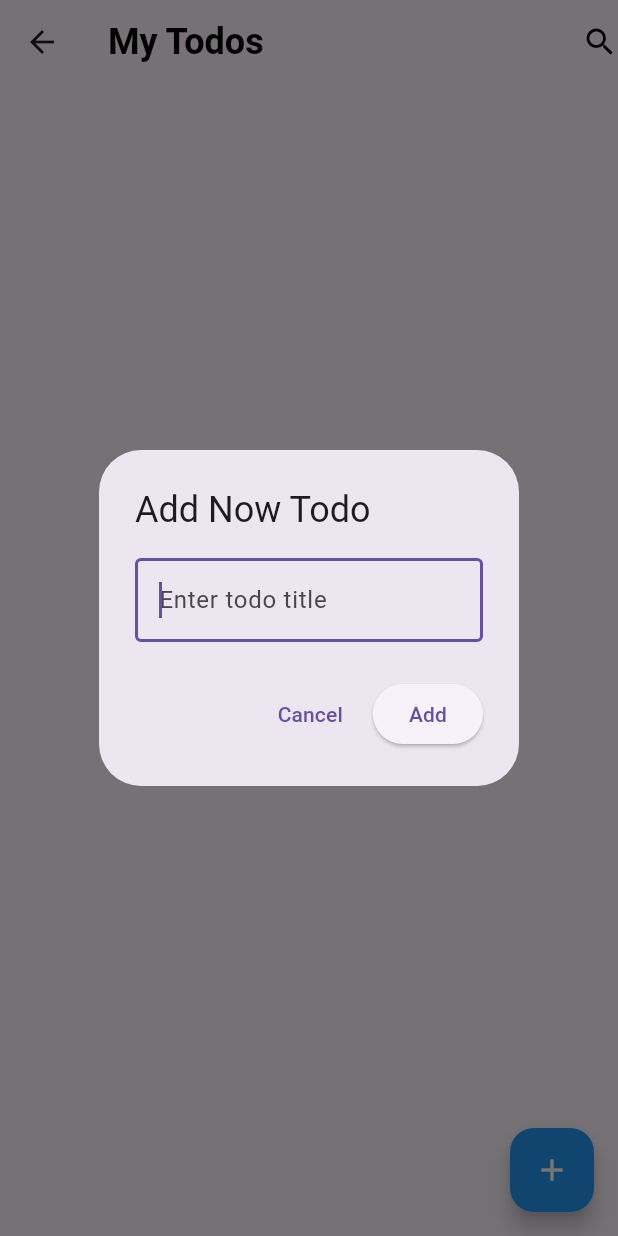
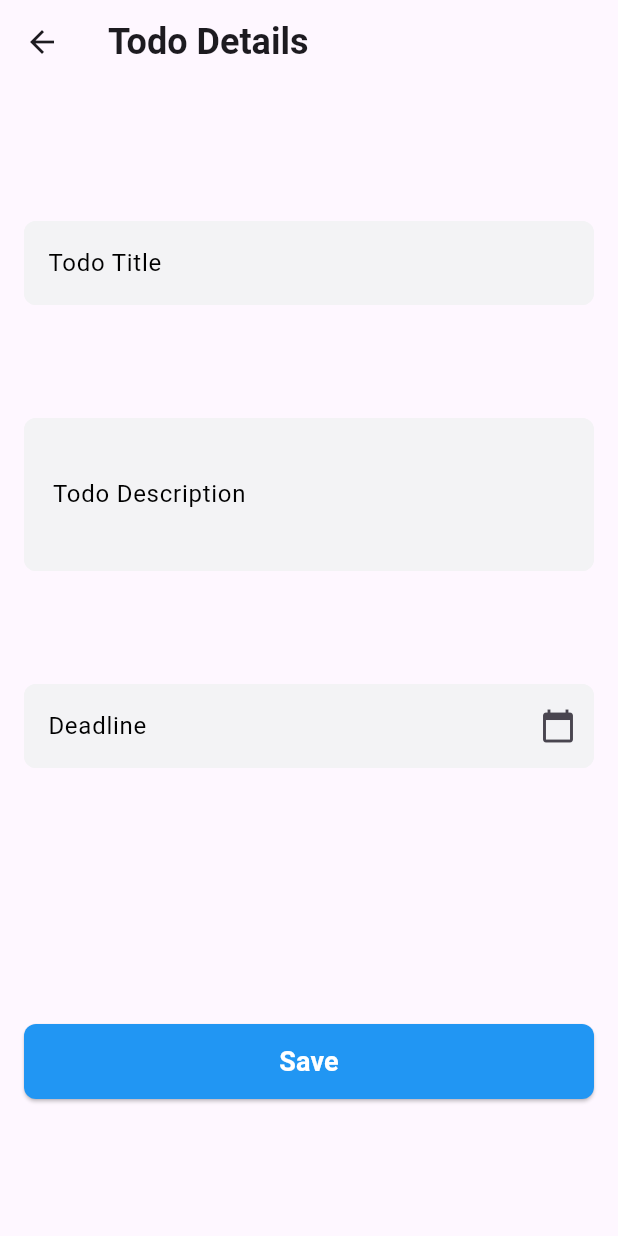
Before and after one commit to AhmedAbdelaal345/todo_app_debi_2, a Flutter app: the TodoPage screen opened by its route, after a tap on the "add" icon, on a phone screen of 412 x 824 dp. Run offline on Flutter 3.47's test engine with Material 3 defaults, Android fonts, the phone set to English and light mode, and no system bars; our stand-ins replace flutter_bloc, fluttertoast, shared_preferences; missing offline and left inert: dart:ffi; accounts and stored records are empty.

Commit message:
here we go again

```diff
--- a/lib/cubit/todo_cubit.dart
+++ b/lib/cubit/todo_cubit.dart
@@ -11,47 +11,123 @@ import 'package:todo_app_debi/utils/constants.dart';
 class TodoCubit extends Cubit<TodoState> {
   TodoCubit() : super(IntitialState());
   List<TodoModel> todos = [];
-  String ?_email;
+  String? _email;
+  String? _desc;
+  String? _deadLine;
+
+  // Fixed setters
   set email(TextEditingController emailController) {
     _email = emailController.text;
   }
 
-  get email => _email;
-  Future<void> addTodo(String title) async {
+  set desc(TextEditingController descController) {
+    _desc = descController.text;  // ✅ Fixed: was setting _email
+  }
+
+  set deadLine(TextEditingController deadLineController) {
+    _deadLine = deadLineController.text;  // ✅ Fixed: was setting _email
+  }
+
+  // Getters
+  String? get email => _email;
+  String? get desc => _desc;
+  String? get deadLine => _deadLine;
+
+  // Better approach: Accept parameters directly
+  Future<void> addTodo(String title, {String? description, String? deadline}) async {
+    print("DEBUG: addTodo called with title: $title"); // Debug
+
+    try {
       SharedPreferences per = await SharedPreferences.getInstance();
       final random = Random().nextInt(100000);
-    todos.add(TodoModel(id: random, title: title, email: email));
-    final list = todos.map((element) {
-      return jsonEncode(element.toJson());
-    }).toList();
-    per.setStringList(Constants.perKey, list);
+
+      final newTodo = TodoModel(
+        id: random,
+        title: title,
+        email: _email ?? '',
+        desc: description ?? _desc ?? '',
+        deadLine: deadline ?? _deadLine ?? ''
+      );
+
+      todos.add(newTodo);
+      print("DEBUG: Todo added to list. Total todos: ${todos.length}"); // Debug
+
+      final list = todos.map((element) => jsonEncode(element.toJson())).toList();
+      await per.setStringList(Constants.perKey, list);
+      print("DEBUG: Saved to SharedPreferences"); // Debug
+
       emit(LoadedState(todos: todos));
+    } catch (e) {
+      print("DEBUG: Error in addTodo: $e"); // Debug
+      emit(ErrorState(message: "Failed to add todo: $e"));
+    }
   }
 
   Future<void> deleteTodo(int id) async {
+    print("DEBUG: deleteTodo called with id: $id"); // Debug
+
+    try {
       todos.removeWhere((element) => element.id == id);
+
       final prefs = await SharedPreferences.getInstance();
-    prefs.remove(id.toString());
+      // ✅ Fixed: Save updated list instead of removing wrong key
+      final list = todos.map((element) => jsonEncode(element.toJson())).toList();
+      await prefs.setStringList(Constants.perKey, list);
+
+      print("DEBUG: Todo deleted. Remaining todos: ${todos.length}"); // Debug
 
       if (todos.isEmpty) {
         emit(IntitialState());
       } else {
         emit(LoadedState(todos: todos));
       }
+
+      // Emit specific delete success state
+      emit(TodoDeletedSuccessfully());
+    } catch (e) {
+      print("DEBUG: Error in deleteTodo: $e"); // Debug
+      emit(ErrorState(message: "Failed to delete todo: $e"));
+    }
   }
 
-  void loadTodos() async {
+  Future<void> loadTodos() async {
+    print("DEBUG: loadTodos called"); // Debug
+
+    try {
+      emit(LoadingTodos()); // Show loading state
+
       final prefs = await SharedPreferences.getInstance();
       final stringList = prefs.getStringList(Constants.perKey) ?? [];
+      print("DEBUG: Loaded from SharedPreferences: ${stringList.length} items"); // Debug
+
       todos = stringList.map((element) {
         final map = jsonDecode(element);
         return TodoModel.fromJson(map);
       }).toList();
+
+      print("DEBUG: Parsed todos count: ${todos.length}"); // Debug
 
       if (todos.isEmpty) {
         emit(IntitialState());
       } else {
         emit(LoadedState(todos: todos));
       }
+    } catch (e) {
+      print("DEBUG: Error in loadTodos: $e"); // Debug
+      emit(ErrorState(message: "Failed to load todos: $e"));
     }
   }
+
+  // Clear all data (useful for logout)
+  Future<void> clearTodos() async {
+    final prefs = await SharedPreferences.getInstance();
+    await prefs.remove(Constants.perKey);
+    todos.clear();
+    emit(IntitialState());
+  }
+
+  // Set user email (call this after login)
+  void setUserEmail(String email) {
+    _email = email;
+  }
+}
--- a/lib/cubit/todo_state.dart
+++ b/lib/cubit/todo_state.dart
@@ -9,6 +9,11 @@ class LoadedState extends TodoState {
   LoadedState({required this.todos});
 }
 
+class ErrorState extends TodoState {
+  String message;
+  ErrorState({required this.message});
+}
+
 class TodoDeletedSuccessfully extends TodoState {}
 
 class LoadingTodos extends TodoState {}
--- a/lib/main.dart
+++ b/lib/main.dart
@@ -1,6 +1,7 @@
 import 'package:flutter/material.dart';
 import 'package:flutter_bloc/flutter_bloc.dart';
 import 'package:todo_app_debi/cubit/todo_cubit.dart';
+import 'package:todo_app_debi/pages/details_page.dart';
 import 'package:todo_app_debi/pages/login_page.dart';
 import 'package:todo_app_debi/pages/todo_page.dart';
 import 'package:todo_app_debi/pages/wrapper_page.dart';
@@ -22,6 +23,7 @@
         routes: {
           TodoPage.id: (context) => const TodoPage(),
           WrapperPage.id: (context) => const WrapperPage(),
+          DetailsPage.id: (context) => const DetailsPage(),
         },
       ),
     );
--- a/lib/model/todo_model.dart
+++ b/lib/model/todo_model.dart
@@ -1,15 +1,36 @@
 import 'dart:ffi';
 
 class TodoModel {
-  String email;
+  final String email;
   final String title;
+  final String deadLine;
+  final String desc;
   final int id;
-  TodoModel({required this.title, required this.id,required this.email});
+
+  TodoModel({
+    required this.title,
+    required this.id,
+    required this.email,
+    required this.desc,
+    required this.deadLine,
+  });
   factory TodoModel.fromJson(Map<String, dynamic> json) {
-    return TodoModel(id: json['id'], title: json['title'],email:json["email"]);
+    return TodoModel(
+      id: json['id'],
+      title: json['title'],
+      email: json["email"],
+      deadLine: json["createdAt"],
+      desc: json["desc"],
+    );
   }
 
   Map<String, dynamic> toJson() {
-    return {'id': id, 'title': title,"email":email};
+    return {
+      'id': id,
+      'title': title,
+      "email": email,
+      "createdAt": deadLine,
+      "desc": desc,
+    };
   }
 }
--- /dev/null
+++ b/lib/pages/details_page.dart
@@ -0,0 +1,153 @@
+import 'package:flutter/material.dart';
+import 'package:flutter_bloc/flutter_bloc.dart';
+import 'package:todo_app_debi/cubit/todo_cubit.dart';
+import 'package:todo_app_debi/utils/text_filed_widget.dart';
+
+class DetailsPage extends StatefulWidget {
+  const DetailsPage({super.key});
+  static String id = "/details_page";
+
+  @override
+  State<DetailsPage> createState() => _DetailsPageState();
+}
+
+class _DetailsPageState extends State<DetailsPage> {
+  // Move controllers to StatefulWidget to prevent recreation
+  final TextEditingController title = TextEditingController();
+  final TextEditingController desc = TextEditingController();
+  final TextEditingController deadLine = TextEditingController();
+  final GlobalKey<FormState> _formKey = GlobalKey<FormState>();
+
+  @override
+  void dispose() {
+    // Clean up controllers when widget is disposed
+    title.dispose();
+    desc.dispose();
+    deadLine.dispose();
+    super.dispose();
+  }
+
+  Future<void> _selectDate() async {
+    DateTime? pickedDate = await showDatePicker(
+      context: context,
+      initialDate: DateTime.now(),
+      firstDate: DateTime.now(),
+      lastDate: DateTime.now().add(const Duration(days: 365)),
+    );
+
+    if (pickedDate != null) {
+      setState(() {
+        deadLine.text = "${pickedDate.day}/${pickedDate.month}/${pickedDate.year}";
+      });
+    }
+  }
+
+  void _saveTodo() {
+    if (_formKey.currentState!.validate()) {
+      print("DEBUG: Save button pressed with title: ${title.text.trim()}"); // Debug print
+
+      // Create a todo with title only for now
+      context.read<TodoCubit>().addTodo(title.text.trim());
+
+      // Show success message
+      ScaffoldMessenger.of(context).showSnackBar(
+        const SnackBar(
+          content: Text('Todo saved successfully!'),
+          backgroundColor: Colors.green,
+        ),
+      );
+
+      // Navigate back
+      Navigator.pop(context);
+    } else {
+      print("DEBUG: Form validation failed"); // Debug print
+    }
+  }
+
+  @override
+  Widget build(BuildContext context) {
+    return Scaffold(
+      appBar: AppBar(
+        title: const Text(
+          "Todo Details",
+          style: TextStyle(fontSize: 24, fontWeight: FontWeight.bold),
+        ),
+        leading: IconButton(
+          onPressed: () => Navigator.pop(context),
+          icon: const Icon(Icons.arrow_back),
+        ),
+      ),
+      body: Form(
+        key: _formKey,
+        child: Padding(
+          padding: const EdgeInsets.all(16.0),
+          child: Column(
+            mainAxisAlignment: MainAxisAlignment.spaceEvenly,
+            children: [
+              TextFiledWidget(
+                controller: title,
+                hintText: "Enter your Todo Title",
+                labelText: "Todo Title",
+                validator: (value) {
+                  if (value == null || value.trim().isEmpty) {
+                    return 'Please enter a title';
+                  }
+                  return null;
+                },
+              ),
+              TextFiledWidget(
+                controller: desc,
+                hintText: "Enter your Todo description",
+                labelText: "Todo Description",
+                contentPadding: const EdgeInsets.all(15),
+                maxLines: 3,
+                validator: (value) {
+                  if (value == null || value.trim().isEmpty) {
+                    return 'Please enter a description';
+                  }
+                  return null;
+                },
+              ),
+              TextFiledWidget(
+                controller: deadLine,
+                hintText: "Select deadline",
+                labelText: "Deadline",
+                readOnly: true,
+                onTap: _selectDate,
+                suffixIcon: const Icon(Icons.calendar_today),
+                validator: (value) {
+                  if (value == null || value.trim().isEmpty) {
+                    return 'Please select a deadline';
+                  }
+                  return null;
+                },
+              ),
+              const SizedBox(height: 20),
+              SizedBox(
+                width: double.infinity,
+                height: 50,
+                child: ElevatedButton(
+                  style: ElevatedButton.styleFrom(
+                    backgroundColor: Colors.blue,
+                    foregroundColor: Colors.white,
+                    shape: RoundedRectangleBorder(
+                      borderRadius: BorderRadius.circular(8),
+                    ),
+                  ),
+                  onPressed: _saveTodo,
+                  child: const Text(
+                    "Save",
+                    style: TextStyle(
+                      fontSize: 18,
+                      fontWeight: FontWeight.w700,
+                    ),
+                  ),
+                ),
+              ),
+            ],
+          ),
+        ),
+      ),
+    );
+  }
+}
--- a/lib/pages/todo_page.dart
+++ b/lib/pages/todo_page.dart
@@ -3,6 +3,7 @@ import 'package:flutter_bloc/flutter_bloc.dart';
 import 'package:fluttertoast/fluttertoast.dart';
 import 'package:todo_app_debi/cubit/todo_cubit.dart';
 import 'package:todo_app_debi/cubit/todo_state.dart';
+import 'package:todo_app_debi/pages/details_page.dart';
 
 class TodoPage extends StatefulWidget {
   const TodoPage({super.key});
@@ -14,8 +15,15 @@ class TodoPage extends StatefulWidget {
 
 class _TodoPageState extends State<TodoPage> {
   Map<int, bool> _todoCheckedState = {};
-  TextEditingController text = TextEditingController();
-  void _showDeleteConfirmation(String todoTitle, VoidCallback onpressed) {
+
+  @override
+  void initState() {
+    super.initState();
+    // CRITICAL: Load todos when page starts
+    context.read<TodoCubit>().loadTodos();
+  }
+
+  void _showDeleteConfirmation(String todoTitle, VoidCallback onPressed) {
     showDialog(
       context: context,
       builder: (context) => AlertDialog(
@@ -27,8 +35,7 @@ class _TodoPageState extends State<TodoPage> {
             child: const Text('Cancel'),
           ),
           ElevatedButton(
-            onPressed: onpressed,
-
+            onPressed: onPressed,
             style: ElevatedButton.styleFrom(
               backgroundColor: Colors.red,
               foregroundColor: Colors.white,
@@ -40,57 +47,22 @@ class _TodoPageState extends State<TodoPage> {
     );
   }
 
-  void _showDialog() {
-    showDialog(
-      context: context,
-      builder: (context) {
-        return AlertDialog(
-          title: const Text("Add Now Todo"),
-          content: TextField(
-            controller: text,
-            decoration: const InputDecoration(
-              hintText: 'Enter todo title',
-              border: OutlineInputBorder(),
-            ),
-            autofocus: true,
-          ),
-          actions: [
-            TextButton(
-              onPressed: () {
-                Navigator.of(context).pop();
-                text.clear();
-              },
-              child: const Text('Cancel'),
-            ),
-            ElevatedButton(
-              onPressed: () {
-                if (text.text.trim().isNotEmpty) {
-                  context.read<TodoCubit>().addTodo(text.text.trim());
-                  Navigator.of(context).pop();
-                  text.clear();
-                }
-              },
-              child: const Text('Add'),
-            ),
-          ],
-        );
-      },
-    );
-  }
-
   @override
   Widget build(BuildContext context) {
     return BlocConsumer<TodoCubit, TodoState>(
       builder: (context, state) {
         final todos = context.read<TodoCubit>().todos;
+
+        // Update checkbox states for new/removed todos
         for (final todo in todos) {
           if (!_todoCheckedState.containsKey(todo.id)) {
             _todoCheckedState[todo.id] = false;
           }
-          _todoCheckedState.removeWhere(
-            (todoId, _) => !todos.any((todo) => todo.id == todoId),
-          );
         }
+        _todoCheckedState.removeWhere(
+          (todoId, _) => !todos.any((todo) => todo.id == todoId),
+        );
+
         return Scaffold(
           appBar: AppBar(
             title: const Text(
@@ -101,68 +73,18 @@ class _TodoPageState extends State<TodoPage> {
                 fontWeight: FontWeight.bold,
               ),
             ),
-            actions: const [Icon(Icons.search, color: Colors.black)],
+            actions: const [
+              Icon(Icons.search, color: Colors.black),
+              SizedBox(width: 16),
+            ],
           ),
-          body: state is LoadedState
-              ? Column(
-                  children: [
-                    Expanded(
-                      child: ListView.builder(
-                        itemCount: todos.length,
-                        itemBuilder: (context, index) {
-                          final todo = todos[index];
-                          final isChecked = _todoCheckedState[todo.id] ?? false;
-
-                          return ListTile(
-                            title: Text(
-                              todo.title,
-                              style: TextStyle(
-                                color: isChecked ? Colors.red : Colors.black,
-                                decoration: isChecked
-                                    ? TextDecoration.lineThrough
-                                    : null,
-                              ),
-                            ),
-                            leading: Checkbox(
-                              activeColor: Colors.green,
-                              value: _todoCheckedState[todo.id],
-                              onChanged: (bool? check) {
-                                setState(() {
-                                  _todoCheckedState[todo.id] = check!;
-                                });
-                              },
-                            ),
-                            trailing: IconButton(
-                              onPressed: () => _showDeleteConfirmation(
-                                todo.title,
-                                () {
-                                  context.read<TodoCubit>().deleteTodo(todo.id);
-                                  Navigator.of(context).pop();
-                                },
-                              ),
-                              icon: Icon(Icons.delete, color: Colors.red),
-                            ),
-                          );
-                        },
-                      ),
-                    ),
-                  ],
-                )
-              : state is LoadingTodos
-              ? const Center(child: CircularProgressIndicator())
-              : Center(
-                  child: Text(
-                    "No Todo 's yet",
-                    style: TextStyle(
-                      color: Colors.black,
-                      fontSize: 24,
-                      fontWeight: FontWeight.bold,
-                    ),
-                  ),
-                ),
+          body: _buildBody(state, todos),
           floatingActionButton: FloatingActionButton(
-            onPressed: () {
-              _showDialog();
+            onPressed: () async {
+              // Wait for the result and reload if needed
+              await Navigator.pushNamed(context, DetailsPage.id);
+              // Optionally reload todos after returning from details page
+              // context.read<TodoCubit>().loadTodos();
             },
             backgroundColor: Colors.blue,
             child: const Icon(Icons.add, color: Colors.white),
@@ -170,24 +92,100 @@ class _TodoPageState extends State<TodoPage> {
         );
       },
       listener: (context, state) {
+        // More specific state handling
         if (state is LoadedState) {
-          Fluttertoast.showToast(
-            msg: "Todo added sucessfuly",
-            backgroundColor: Colors.green,
-            textColor: Colors.white,
-            fontSize: 14,
-            gravity: ToastGravity.SNACKBAR,
-          );
+          // You might want to create a specific state for "TodoAdded"
+          // For now, let's not show toast on every LoadedState
         } else if (state is TodoDeletedSuccessfully) {
           Fluttertoast.showToast(
-            msg: "Todo deleted Succecfully",
+            msg: "Todo deleted successfully",
             backgroundColor: Colors.red,
             textColor: Colors.white,
             fontSize: 14,
-            gravity: ToastGravity.SNACKBAR,
+            gravity: ToastGravity.BOTTOM,
           );
         }
       },
     );
   }
+
+  Widget _buildBody(TodoState state, List todos) {
+    if (state is LoadingTodos) {
+      return const Center(child: CircularProgressIndicator());
+    }
+
+    if (todos.isEmpty) {
+      return const Center(
+        child: Column(
+          mainAxisAlignment: MainAxisAlignment.center,
+          children: [
+            Icon(Icons.checklist_outlined, size: 80, color: Colors.grey),
+            SizedBox(height: 16),
+            Text(
+              "No todos yet",
+              style: TextStyle(
+                color: Colors.grey,
+                fontSize: 24,
+                fontWeight: FontWeight.bold,
+              ),
+            ),
+            SizedBox(height: 8),
+            Text(
+              "Tap the + button to add your first todo",
+              style: TextStyle(color: Colors.grey, fontSize: 16),
+            ),
+          ],
+        ),
+      );
+    }
+
+    return ListView.builder(
+      itemCount: todos.length,
+      itemBuilder: (context, index) {
+        final todo = todos[index];
+        final isChecked = _todoCheckedState[todo.id] ?? false;
+
+        return Card(
+          margin: const EdgeInsets.symmetric(horizontal: 16, vertical: 4),
+          child: ListTile(
+            title: Text(
+              todo.title,
+              style: TextStyle(
+                color: isChecked ? Colors.grey : Colors.black,
+                decoration: isChecked ? TextDecoration.lineThrough : null,
+                fontSize: 16,
+                fontWeight: FontWeight.w500,
+              ),
+            ),
+            subtitle: todo.desc.isNotEmpty
+                ? Text(
+                    todo.desc,
+                    style: TextStyle(
+                      color: isChecked ? Colors.grey : Colors.grey[600],
+                      fontSize: 14,
+                      decoration: isChecked ? TextDecoration.lineThrough : null,
+                    ),
+                  )
+                : null,
+            leading: Checkbox(
+              activeColor: Colors.green,
+              value: isChecked,
+              onChanged: (bool? check) {
+                setState(() {
+                  _todoCheckedState[todo.id] = check ?? false;
+                });
+              },
+            ),
+            trailing: IconButton(
+              onPressed: () => _showDeleteConfirmation(todo.title, () {
+                context.read<TodoCubit>().deleteTodo(todo.id);
+                Navigator.of(context).pop();
+              }),
+              icon: const Icon(Icons.delete, color: Colors.red),
+            ),
+          ),
+        );
+      },
+    );
+  }
 }
--- /dev/null
+++ b/lib/utils/text_filed_widget.dart
@@ -0,0 +1,70 @@
+import 'package:flutter/material.dart';
+
+class TextFiledWidget extends StatelessWidget {
+  TextFiledWidget({
+    super.key,
+    required this.controller,
+    required this.hintText,
+    required this.labelText,
+    this.contentPadding,
+    this.readOnly = false,
+    this.onTap,
+    this.suffixIcon,
+    this.validator,
+    this.maxLines = 1,
+  });
+
+  final TextEditingController controller;
+  final String labelText;
+  final String hintText;
+  final EdgeInsets? contentPadding;
+  final bool readOnly;
+  final VoidCallback? onTap;
+  final Widget? suffixIcon;
+  final String? Function(String?)? validator;
+  final int maxLines;
+
+  @override
+  Widget build(BuildContext context) {
+    // Use TextFormField instead of TextField to support validation
+    return TextFormField(
+      controller: controller,
+      readOnly: readOnly,
+      onTap: onTap,
+      maxLines: maxLines,
+      validator: validator,
+      style: const TextStyle(color: Colors.grey),
+      cursorColor: Colors.grey,
+      decoration: InputDecoration(
+        contentPadding: contentPadding ?? const EdgeInsets.symmetric(horizontal: 12, vertical: 16),
+        filled: true,
+        fillColor: const Color(0xffF3F3F5),
+        labelText: labelText,
+        labelStyle: const TextStyle(color: Colors.black),
+        hintText: hintText,
+        hintStyle: const TextStyle(color: Colors.grey),
+        suffixIcon: suffixIcon,
+        border: OutlineInputBorder(
+          borderRadius: BorderRadius.circular(8.0),
+          borderSide: const BorderSide(color: Color(0xffF3F3F5)),
+        ),
+        enabledBorder: OutlineInputBorder(
+          borderRadius: BorderRadius.circular(8),
+          borderSide: const BorderSide(color: Color(0xffF3F3F5)),
+        ),
+        focusedBorder: OutlineInputBorder(
+          borderRadius: BorderRadius.circular(8.0),
+          borderSide: const BorderSide(color: Colors.blue, width: 2.0),
+        ),
+        errorBorder: OutlineInputBorder(
+          borderRadius: BorderRadius.circular(8.0),
+          borderSide: const BorderSide(color: Colors.red, width: 1.0),
+        ),
+        focusedErrorBorder: OutlineInputBorder(
+          borderRadius: BorderRadius.circular(8.0),
+          borderSide: const BorderSide(color: Colors.red, width: 2.0),
+        ),
+      ),
+    );
+  }
+}
```
Lines whose indentation alone changed are shown as unchanged.
